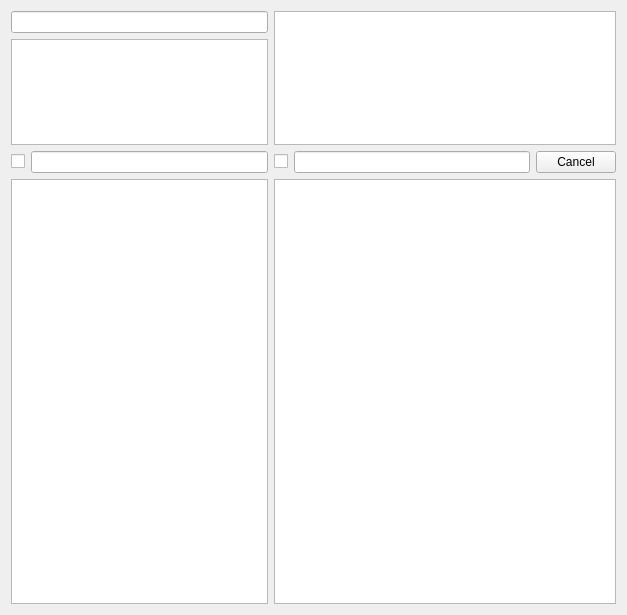
Above: test_chb_filt_model/testchbfiltmainwindow.ui from aralex/qtzoo before the change. Below: the same form after it.
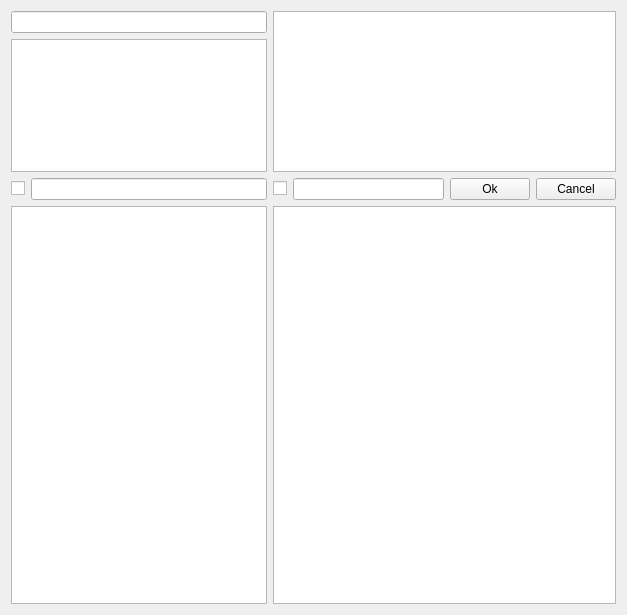
That is the form after the change.

Diff of the .ui file:
```diff
--- a/test_chb_filt_model/testchbfiltmainwindow.ui
+++ b/test_chb_filt_model/testchbfiltmainwindow.ui
@@ -16,11 +16,11 @@
   <widget class="QWidget" name="centralWidget">
    <layout class="QVBoxLayout" name="verticalLayout">
     <item>
-     <layout class="QGridLayout" name="gridLayout" rowstretch="0,1,0,4">
+     <layout class="QGridLayout" name="gridLayout" rowstretch="0,1,0,3">
       <item row="0" column="0" colspan="2">
        <widget class="QLineEdit" name="lePatternDiets"/>
       </item>
-      <item row="0" column="2" rowspan="2" colspan="3">
+      <item row="0" column="2" rowspan="2" colspan="4">
        <widget class="QTableView" name="tvDietsFull">
         <property name="editTriggers">
          <set>QAbstractItemView::NoEditTriggers</set>
@@ -70,6 +70,13 @@
        <widget class="QLineEdit" name="lePatternProducts"/>
       </item>
       <item row="2" column="4">
+       <widget class="QPushButton" name="btnOk">
+        <property name="text">
+         <string>Ok</string>
+        </property>
+       </widget>
+      </item>
+      <item row="2" column="5">
        <widget class="QPushButton" name="btnCancel">
         <property name="text">
          <string>Cancel</string>
@@ -92,7 +99,7 @@
         </property>
        </widget>
       </item>
-      <item row="3" column="2" colspan="3">
+      <item row="3" column="2" colspan="4">
        <widget class="QListView" name="lvProducts">
         <property name="editTriggers">
          <set>QAbstractItemView::NoEditTriggers</set>
```
